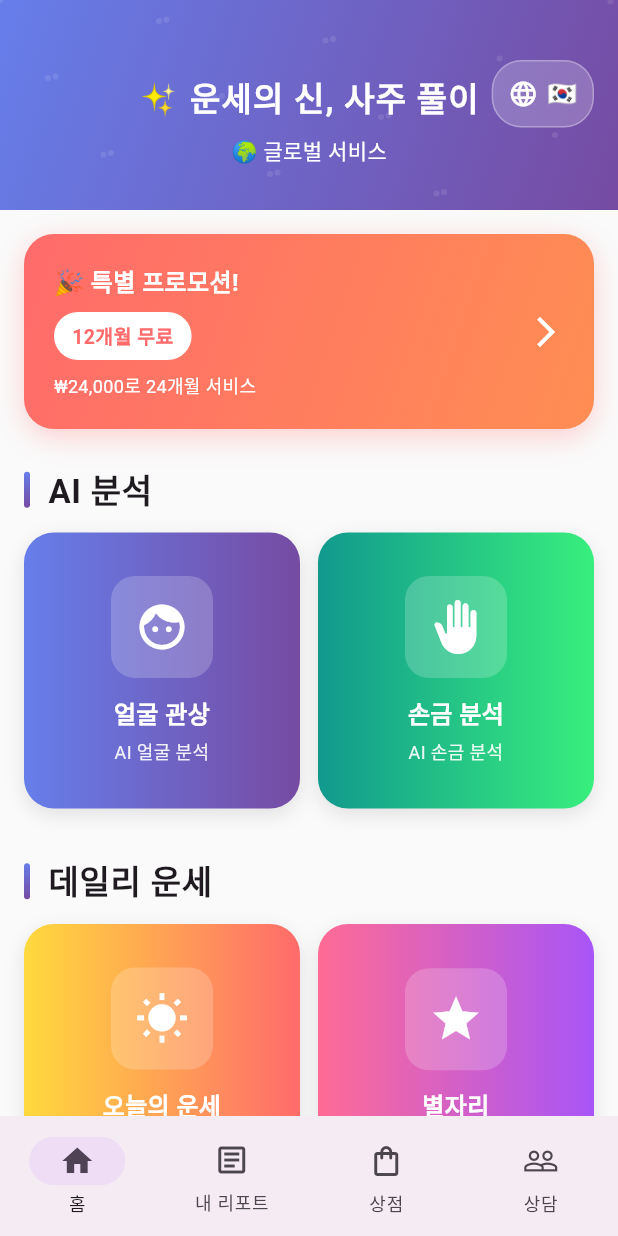
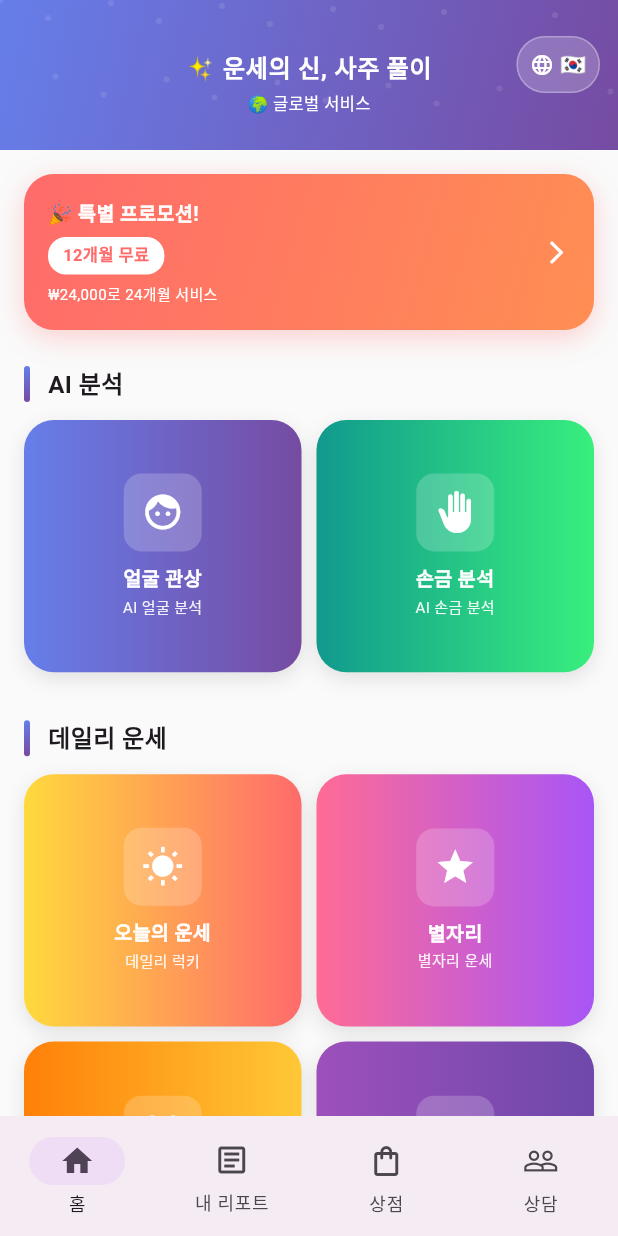
Before and after one commit to langsb16-collab/life82, a Flutter app: the screen it shows after launch, on a phone screen of 412 x 824 dp. Run offline on Flutter 3.47's test engine with Material 3 defaults, Android fonts, the light colour scheme and no system bars; our stand-ins replace hive_flutter, image_picker, shared_preferences; accounts and stored records are empty.

Commit message:
Optimize mobile UI: reduce font sizes 50%, improve card layout, enhance scrolling

```diff
--- a/lib/screens/home_screen.dart
+++ b/lib/screens/home_screen.dart
@@ -83,7 +83,7 @@ class HomePage extends StatelessWidget {
           slivers: [
             // MZ 스타일 헤더
             SliverAppBar(
-              expandedHeight: 140,
+              expandedHeight: 100,
               floating: true,
               pinned: false,
               backgroundColor: Colors.white,
@@ -116,7 +116,7 @@ class HomePage extends StatelessWidget {
                         child: Column(
                           mainAxisAlignment: MainAxisAlignment.center,
                           children: [
-                            const SizedBox(height: 20),
+                            const SizedBox(height: 12),
                             Padding(
                               padding: const EdgeInsets.symmetric(horizontal: 16),
                               child: Text(
@@ -126,18 +126,18 @@ class HomePage extends StatelessWidget {
                                 overflow: TextOverflow.ellipsis,
                                 style: const TextStyle(
                                   color: Colors.white,
-                                  fontSize: 22,
+                                  fontSize: 16,
                                   fontWeight: FontWeight.bold,
-                                  letterSpacing: 0.8,
+                                  letterSpacing: 0.5,
                                 ),
                               ),
                             ),
-                            const SizedBox(height: 8),
+                            const SizedBox(height: 4),
                             Text(
                               localization.translate('global_service'),
                               style: const TextStyle(
                                 color: Colors.white,
-                                fontSize: 14,
+                                fontSize: 11,
                                 fontWeight: FontWeight.w500,
                               ),
                             ),
@@ -146,8 +146,8 @@ class HomePage extends StatelessWidget {
                       ),
                       // 언어 변경 아이콘 (오른쪽 상단)
                       Positioned(
-                        top: 40,
-                        right: 16,
+                        top: 24,
+                        right: 12,
                         child: Container(
                           decoration: BoxDecoration(
                             color: Colors.white.withValues(alpha: 0.2),
@@ -163,20 +163,20 @@ class HomePage extends StatelessWidget {
                               onTap: () => _showLanguageDialog(context),
                               borderRadius: BorderRadius.circular(20),
                               child: Padding(
-                                padding: const EdgeInsets.all(10),
+                                padding: const EdgeInsets.all(8),
                                 child: Row(
                                   mainAxisSize: MainAxisSize.min,
                                   children: [
                                     const Icon(
                                       Icons.language,
                                       color: Colors.white,
-                                      size: 20,
+                                      size: 16,
                                     ),
-                                    const SizedBox(width: 6),
+                                    const SizedBox(width: 4),
                                     Text(
                                       LocalizationService.supportedLanguages
                                           .firstWhere((l) => l['code'] == localization.currentLanguage)['flag']!,
-                                      style: const TextStyle(fontSize: 16),
+                                      style: const TextStyle(fontSize: 14),
                                     ),
                                   ],
                                 ),
@@ -452,9 +452,9 @@ class _SectionHeader extends StatelessWidget {
           Text(
             title,
             style: const TextStyle(
-              fontSize: 22,
+              fontSize: 16,
               fontWeight: FontWeight.bold,
-              letterSpacing: 0.5,
+              letterSpacing: 0.3,
             ),
           ),
         ],
@@ -477,9 +477,9 @@ class _FeatureGrid extends StatelessWidget {
         physics: const NeverScrollableScrollPhysics(),
         gridDelegate: const SliverGridDelegateWithFixedCrossAxisCount(
           crossAxisCount: 2,
-          childAspectRatio: 1.0,
-          crossAxisSpacing: 12,
-          mainAxisSpacing: 12,
+          childAspectRatio: 1.1,
+          crossAxisSpacing: 10,
+          mainAxisSpacing: 10,
         ),
         itemCount: items.length,
         itemBuilder: (context, index) => items[index],
@@ -523,34 +523,36 @@ class _FeatureItem extends StatelessWidget {
           onTap: onTap,
           borderRadius: BorderRadius.circular(20),
           child: Padding(
-            padding: const EdgeInsets.all(16.0),
+            padding: const EdgeInsets.all(12.0),
             child: Column(
               mainAxisAlignment: MainAxisAlignment.center,
               children: [
                 Container(
-                  padding: const EdgeInsets.all(16),
+                  padding: const EdgeInsets.all(12),
                   decoration: BoxDecoration(
                     color: Colors.white.withValues(alpha: 0.2),
-                    borderRadius: BorderRadius.circular(16),
+                    borderRadius: BorderRadius.circular(12),
                   ),
-                  child: Icon(icon, color: Colors.white, size: 36),
+                  child: Icon(icon, color: Colors.white, size: 28),
                 ),
-                const SizedBox(height: 12),
+                const SizedBox(height: 8),
                 Text(
                   title,
                   style: const TextStyle(
                     color: Colors.white,
-                    fontSize: 16,
+                    fontSize: 13,
                     fontWeight: FontWeight.bold,
                   ),
                   textAlign: TextAlign.center,
+                  maxLines: 1,
+                  overflow: TextOverflow.ellipsis,
                 ),
-                const SizedBox(height: 4),
+                const SizedBox(height: 2),
                 Text(
                   subtitle,
                   style: TextStyle(
                     color: Colors.white.withValues(alpha: 0.9),
-                    fontSize: 12,
+                    fontSize: 10,
                   ),
                   textAlign: TextAlign.center,
                   maxLines: 1,
@@ -592,7 +594,7 @@ class _PromotionBanner extends StatelessWidget {
           onTap: () => _showPromoDialog(context),
           borderRadius: BorderRadius.circular(20),
           child: Padding(
-            padding: const EdgeInsets.all(20.0),
+            padding: const EdgeInsets.all(16.0),
             child: Row(
               children: [
                 Expanded(
@@ -605,16 +607,16 @@ class _PromotionBanner extends StatelessWidget {
                         overflow: TextOverflow.ellipsis,
                         style: const TextStyle(
                           color: Colors.white,
-                          fontSize: 16,
+                          fontSize: 13,
                           fontWeight: FontWeight.bold,
                         ),
                       ),
-                      const SizedBox(height: 8),
+                      const SizedBox(height: 6),
                       Container(
-                        padding: const EdgeInsets.symmetric(horizontal: 12, vertical: 6),
+                        padding: const EdgeInsets.symmetric(horizontal: 10, vertical: 4),
                         decoration: BoxDecoration(
                           color: Colors.white,
-                          borderRadius: BorderRadius.circular(20),
+                          borderRadius: BorderRadius.circular(12),
                         ),
                         child: Text(
                           localization.translate('promo_highlight'),
@@ -622,19 +624,19 @@ class _PromotionBanner extends StatelessWidget {
                           overflow: TextOverflow.ellipsis,
                           style: const TextStyle(
                             color: Color(0xFFFF6B6B),
-                            fontSize: 13,
+                            fontSize: 11,
                             fontWeight: FontWeight.bold,
                           ),
                         ),
                       ),
-                      const SizedBox(height: 8),
+                      const SizedBox(height: 6),
                       Text(
                         localization.translate('promo_subtitle'),
-                        maxLines: 2,
+                        maxLines: 1,
                         overflow: TextOverflow.ellipsis,
                         style: const TextStyle(
                           color: Colors.white,
-                          fontSize: 12,
+                          fontSize: 10,
                         ),
                       ),
                     ],
@@ -643,7 +645,7 @@ class _PromotionBanner extends StatelessWidget {
                 const Icon(
                   Icons.arrow_forward_ios,
                   color: Colors.white,
-                  size: 24,
+                  size: 18,
                 ),
               ],
             ),
```
Also changed, not shown: 1 other file.
